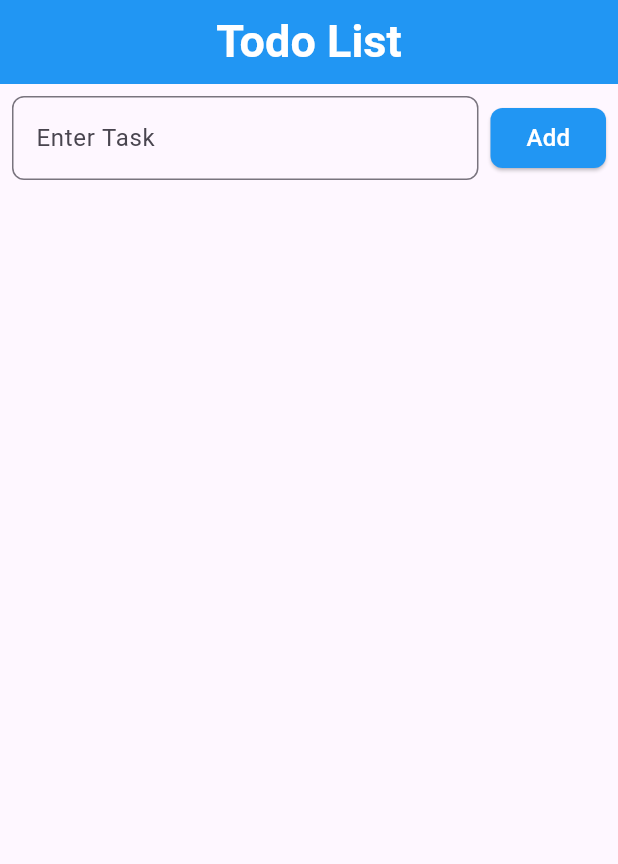
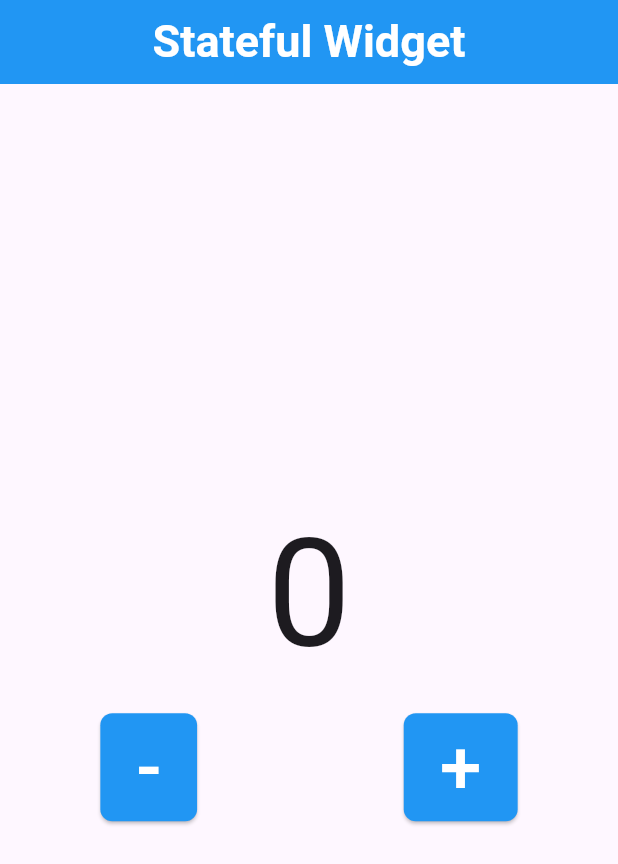
Before and after one commit to rahmatxcode/daily_practice, a Flutter app: the screen it shows after launch, on a phone screen of 412 x 824 dp. Shown: the top 864 px of the screen. Run offline on Flutter 3.47's test engine with Material 3 defaults, Android fonts, the phone set to English and light mode, and no system bars; our stand-ins replace flutter_screenutil.

Commit message:
Module12

```diff
--- a/lib/app.dart
+++ b/lib/app.dart
@@ -10,6 +10,8 @@ import 'package:daily_practice/responsiveness.dart';
 import 'package:daily_practice/responsiveness_package.dart';
 import 'package:daily_practice/stackW.dart';
 import 'package:daily_practice/stackWAdv.dart';
+import 'package:daily_practice/state_concepts/state_class1.dart';
+import 'package:daily_practice/state_concepts/state_class2.dart';
 import 'package:daily_practice/theme_test.dart';
 import 'package:daily_practice/themes/app_theme.dart';
 import 'package:daily_practice/todo_list.dart';
@@ -102,7 +104,7 @@ class MyApp extends StatelessWidget {
               .light, // this is used to set the theme mode of the app. ThemeMode is an enum that contains three values: light, dark, and system. it is used to set the theme mode of the app. it is passed as a parameter to the MaterialApp constructor.
           //home: ThemeTest(),
           initialRoute:
-              '/todo', // this is used to set the initial route of the app. it is a string that contains the name of the route. it is passed as a parameter to the MaterialApp constructor.
+              'stateclass2', // this is used to set the initial route of the app. it is a string that contains the name of the route. it is passed as a parameter to the MaterialApp constructor.
           routes: {
             // this is used to set the routes of the app. it is a map that contains the route name as the key and the widget as the value. it is passed as a parameter to the MaterialApp constructor.
             // '/form': (context) => FormPage(),
@@ -119,6 +121,8 @@ class MyApp extends StatelessWidget {
             '/responsivenesspackage': (context) => ResponsivenessPackage(),
             '/responsivelayout': (context) => ResponsiveLayout(),
             '/todo': (context) => TodoList(),
+            'stateclass1': (context) => StateClass1(),
+            'stateclass2': (context) => StateClass2(),
           },
         );
       },
--- /dev/null
+++ b/lib/state_concepts/state_class2.dart
@@ -0,0 +1,59 @@
+import 'package:daily_practice/dp_appbar.dart';
+import 'package:flutter/material.dart';
+
+class StateClass2 extends StatefulWidget {
+  StateClass2({super.key});
+
+  @override
+  State<StateClass2> createState() => _StateClass2State();
+}
+
+class _StateClass2State extends State<StateClass2> {
+  int num = 0;
+
+
+  @override
+  Widget build(BuildContext context) {
+    return Scaffold(
+      appBar: DpAppbar(title: 'Stateful Widget'),
+      body: SafeArea(
+        child: Center(
+          child: Column(
+            mainAxisAlignment: MainAxisAlignment.center,
+            children: [
+              Text(num.toString(), style: TextStyle(fontSize: 100)),
+
+              Padding(
+                padding: const EdgeInsets.all(8.0),
+                child: Row(
+                  mainAxisAlignment: MainAxisAlignment.spaceEvenly,
+
+                  children: [
+                    ElevatedButton(
+                      onPressed: () {
+                        setState(() {
+                          num--;
+                        });
+                      },
+                      child: Text('-', style: TextStyle(fontSize: 50)),
+                    ),
+                    SizedBox(width: 20),
+                    ElevatedButton(
+                      onPressed: () {
+                        setState(() { // this is used to update the state of the widget. it is a method that is called when the state of the widget is changed. it takes a function as a parameter that contains the code to update the state of the widget. it is used to update the state of the widget and rebuild the widget with the new state. it is called inside the onPressed callback of the button. এটা ব্যবহার করা হয় যখন উইজেটের স্টেট পরিবর্তিত হয়। এটি একটি ফাংশন নেয় যা উইজেটের স্টেট আপডেট করার কোড ধারণ করে। এটি উইজেটের স্টেট আপডেট করতে এবং নতুন স্টেট সহ উইজেটটি পুনরায় তৈরি করতে ব্যবহৃত হয়। এটি বোতামের onPressed কলব্যাকের ভিতরে কল করা হয়।
+
+                          num++;
+                        });
+                      },
+                      child: Text('+', style: TextStyle(fontSize: 50)),
+                    ),
+                  ],
+                ),
+              ),
+            ],
+          ),
+        ),
+      ),
+    );
+  }
+}
```
Also changed, not shown: lib/state_concepts/state_class1.dart (added, +48 -0 lines).
